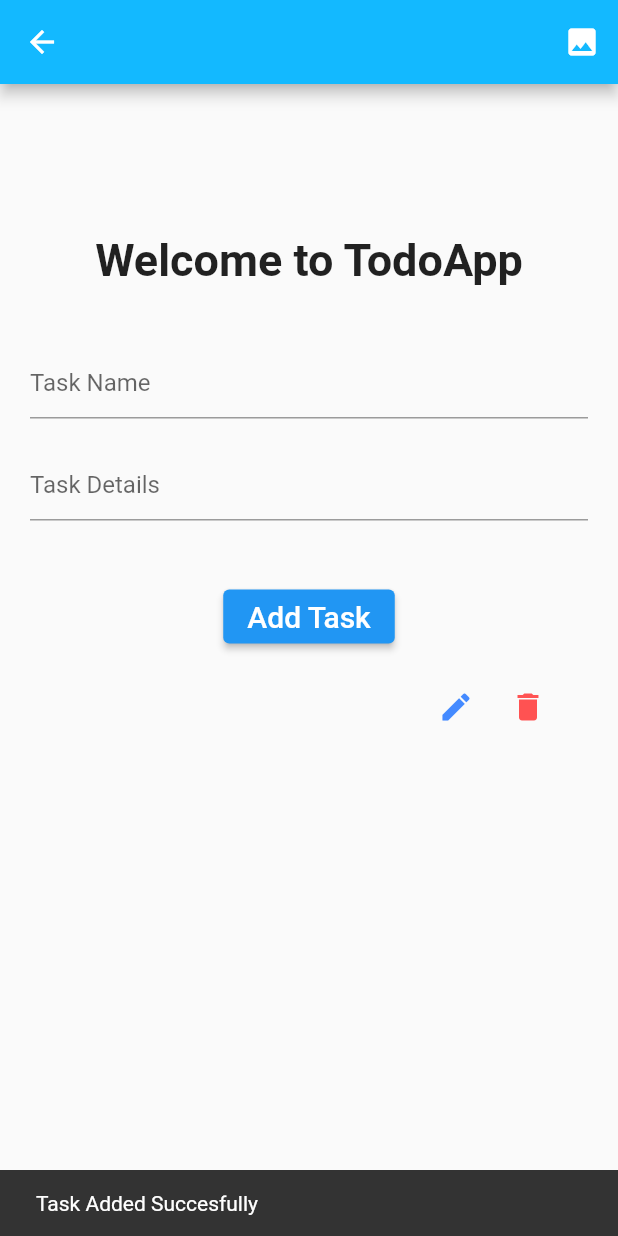
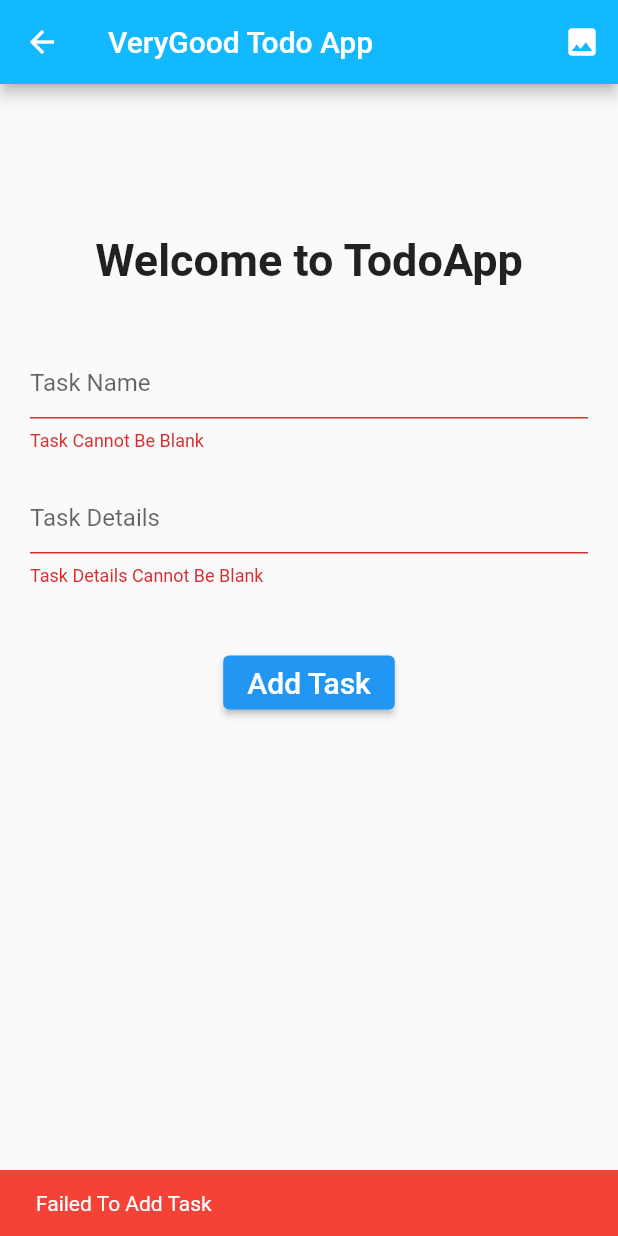
Before and after one commit to PremjithK/SPRINT4_Introduction_To_Firebase_TODO_APP, a Flutter app: the HomeScreen screen opened directly, after a tap on "Add Task", on a phone screen of 412 x 824 dp. Run offline on Flutter 3.47's test engine with Material 2 defaults, Android fonts, the phone set to English and light mode, and no system bars; our stand-ins replace bloc, cloud_firestore, firebase_auth, firebase_core, firebase_storage, image_picker; accounts and stored records are empty; generated files the repository leaves out were written again.

Commit message:
Fixed empty task adding

```diff
--- a/lib/add_image_task/repo/image_repo.dart
+++ b/lib/add_image_task/repo/image_repo.dart
@@ -1,10 +1,9 @@
 import 'dart:io';
-
 import 'package:cloud_firestore/cloud_firestore.dart';
 import 'package:firebase_auth/firebase_auth.dart';
 import 'package:firebase_storage/firebase_storage.dart';
+import 'package:image_picker/image_picker.dart';
 import 'package:uuid/uuid.dart';
-import 'package:image_picker/image_picker.dart';
 
 class ImageTaskRepo {
   final _auth = FirebaseAuth.instance;
--- a/lib/home_screen/view/home_screen.dart
+++ b/lib/home_screen/view/home_screen.dart
@@ -29,7 +29,11 @@ class _HomeScreenState extends State<HomeScreen> {
   @override
   Widget build(BuildContext context) {
     return Scaffold(
-      appBar: AppBar(actions: [
+      appBar: AppBar(
+          title: const Text(
+            'VeryGood Todo App',
+          ),
+          actions: [
             IconButton(
               onPressed: () {
                 Navigator.push(
@@ -42,28 +46,39 @@ class _HomeScreenState extends State<HomeScreen> {
             )
           ]),
       body: Padding(
-        padding: EdgeInsets.symmetric(horizontal: 20, vertical: 100),
+        padding: const EdgeInsets.symmetric(horizontal: 20, vertical: 100),
         child: Form(
+          key: _formKey,
           child: Column(
-            crossAxisAlignment: CrossAxisAlignment.center,
             children: [
-              Text(
-                "Welcome to TodoApp",
+              const Text(
+                'Welcome to TodoApp',
                 style: TextStyle(fontSize: 30, fontWeight: FontWeight.bold),
               ),
               UtilityWidget().heightSpace(40),
               TextFormField(
+                validator: (value) {
+                  if (value!.isEmpty) {
+                    return 'Task Cannot Be Blank';
+                  }
+                },
                 controller: _taskNameController,
-                decoration: InputDecoration(hintText: 'Task Name'),
+                decoration: const InputDecoration(hintText: 'Task Name'),
               ),
               UtilityWidget().heightSpace(20),
               TextFormField(
+                validator: (value) {
+                  if (value!.isEmpty) {
+                    return 'Task Details Cannot Be Blank';
+                  }
+                },
                 controller: _taskDetailsController,
-                decoration: InputDecoration(hintText: 'Task Details'),
+                decoration: const InputDecoration(hintText: 'Task Details'),
               ),
               UtilityWidget().heightSpace(40),
               ElevatedButton(
                 onPressed: () async {
+                  if (_formKey.currentState!.validate()) {
                     await _todoRef.add({
                       'task name': _taskNameController.text,
                       'task details': _taskDetailsController.text,
@@ -73,6 +88,12 @@ class _HomeScreenState extends State<HomeScreen> {
                     _taskDetailsController.clear();
                     ScaffoldMessenger.of(context).showSnackBar(
                         SnackBar(content: Text('Task Added Succesfully')));
+                  } else {
+                    ScaffoldMessenger.of(context).showSnackBar(SnackBar(
+                      content: Text('Failed To Add Task'),
+                      backgroundColor: Colors.red,
+                    ));
+                  }
                 },
                 child: Text(
                   "Add Task",
@@ -87,7 +108,7 @@ class _HomeScreenState extends State<HomeScreen> {
                   builder: (BuildContext context,
                       AsyncSnapshot<QuerySnapshot> snapshot) {
                     if (!snapshot.hasData) {
-                      return Center(child: CircularProgressIndicator());
+                      return const Center(child: CircularProgressIndicator());
                     }
                     final List<DocumentSnapshot> documents =
                         snapshot.data!.docs;
@@ -112,7 +133,7 @@ class _HomeScreenState extends State<HomeScreen> {
                                           _taskDetailsController.text =
                                               doc['task details'] as String;
                                           return AlertDialog(
-                                            title: Text('Edit Task'),
+                                            title: const Text('Edit Task'),
                                             content: Column(
                                               children: [
                                                 TextField(
--- a/lib/sign_up/repo/signup_repo.dart
+++ b/lib/sign_up/repo/signup_repo.dart
@@ -3,7 +3,7 @@ import 'package:firebase_auth/firebase_auth.dart';
 import 'package:flutter/material.dart';
 
 class SignupRepo {
-  Future<void> createUser(String name, String email, String phone_no,
+  Future<void> createUser(String name, String email, String phoneNo,
       String address, String password, BuildContext context) async {
     final _auth = FirebaseAuth.instance;
     final CollectionReference userRef =
@@ -15,7 +15,7 @@ class SignupRepo {
         'userid': _auth.currentUser!.uid,
         'name': name,
         'email': email,
-        'phone': phone_no,
+        'phone': phoneNo,
         'address': address,
         'password': password,
       });
```
Lines whose indentation alone changed are shown as unchanged.
